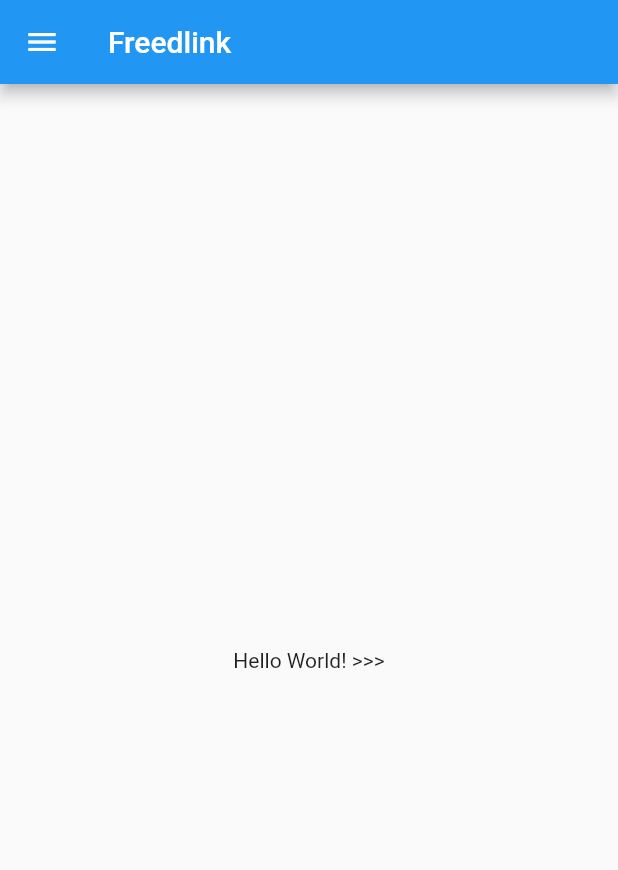
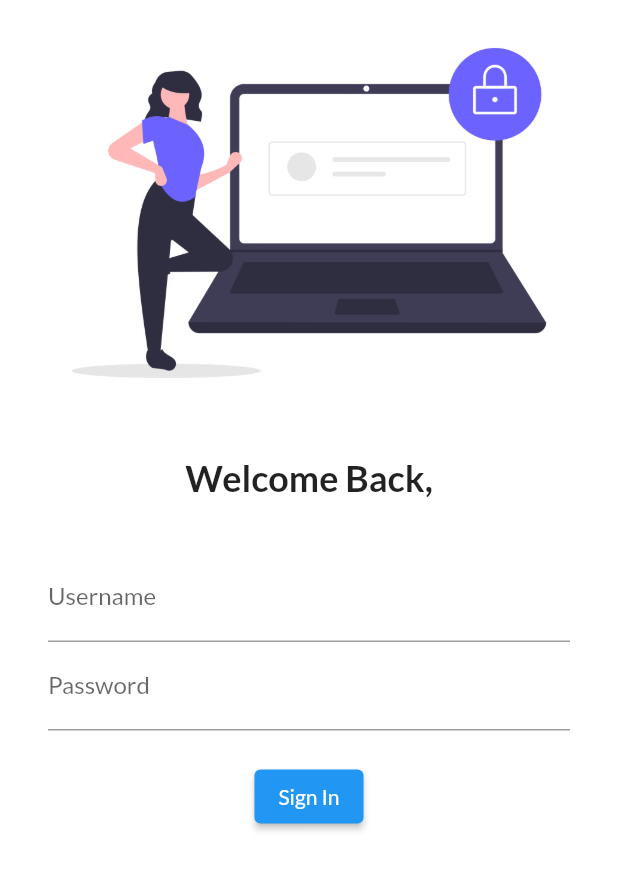
Before and after one commit to JeevanJoshi4434/flutter-dart, a Flutter app: the screen it shows after launch, on a phone screen of 412 x 824 dp. Shown: the top 870 px of the screen. Run offline on Flutter 3.47's test engine with Material 2 defaults, Android fonts, the light colour scheme and no system bars; our stand-ins replace google_fonts.

Commit message:
flutter login --- Input Field Explore and Button Functions and padding explore!!

```diff
--- a/lib/home_page.dart
+++ b/lib/Pages/home_page.dart
@@ -5,6 +5,7 @@ class HomePage extends StatelessWidget {
 
   @override
   Widget build(BuildContext context) {
+    String name = "Jeet";
     return Scaffold(
       appBar: AppBar(
         title: Text("Freedlink"),
@@ -14,7 +15,10 @@ class HomePage extends StatelessWidget {
           child: Text("Hello World! >>>"),
         ),
       ),
-      drawer: Drawer(),
+      drawer: Drawer(
+          child: Center(
+        child: Text("Welcome, ${name}"),
+      )),
     );
   }
 }
--- /dev/null
+++ b/lib/Pages/login_page.dart
@@ -0,0 +1,55 @@
+import 'package:flutter/material.dart';
+
+class LoginPage extends StatelessWidget {
+  @override
+  Widget build(BuildContext context) {
+    return Material(
+        color: Colors.white,
+        child: Column(
+          children: [
+            Image.asset("assets/images/loginUI.png", fit: BoxFit.cover),
+            SizedBox(
+              height: 20.0,
+              // child :Text("sda")
+            ),
+            Text(
+              "Welcome Back,",
+              style: TextStyle(
+                fontSize: 24,
+                fontWeight: FontWeight.bold,
+              ),
+            ),
+            SizedBox(
+              height: 20.0,
+            ),
+            Padding(
+              padding:
+                  const EdgeInsets.symmetric(vertical: 16.0, horizontal: 32.0),
+              child: Column(
+                children: [
+                  TextFormField(
+                    decoration: InputDecoration(
+                        hintText: "Enter username", labelText: "Username"),
+                  ),
+                  TextFormField(
+                    obscureText: true,
+                    decoration: InputDecoration(
+                        hintText: "Enter password", labelText: "Password"),
+                  ),
+                  SizedBox(
+                    height: 20.0,
+                  ),
+                  ElevatedButton(
+                    child: Text("Sign In"),
+                    style: TextButton.styleFrom(),
+                    onPressed: () {
+                      print("Hii Jeet");
+                    },
+                  )
+                ],
+              ),
+            )
+          ],
+        ));
+  }
+}
--- a/lib/main.dart
+++ b/lib/main.dart
@@ -1,5 +1,7 @@
 import "package:flutter/material.dart";
-import "package:flutter_application_tutrial/home_page.dart";
+import 'package:flutter_application_tutrial/Pages/home_page.dart';
+import 'package:flutter_application_tutrial/Pages/login_page.dart';
+import 'package:google_fonts/google_fonts.dart';
 
 void main() {
   runApp(MyApp());
@@ -10,6 +12,17 @@ class MyApp extends StatelessWidget {
 
   @override
   Widget build(BuildContext context) {
-    return MaterialApp(home: HomePage());
+    return MaterialApp(
+      themeMode: ThemeMode.light,
+      darkTheme: ThemeData(brightness: Brightness.dark),
+      theme: ThemeData(
+          primarySwatch: Colors.blue, textTheme: GoogleFonts.latoTextTheme()),
+      // initialRoute: "/home",
+      routes: {
+        "/": (context) => LoginPage(),
+        "/home": (context) => HomePage(),
+        "/login": (context) => LoginPage()
+      },
+    );
   }
 }
--- a/pubspec.yaml
+++ b/pubspec.yaml
@@ -35,6 +35,7 @@ dependencies:
   # The following adds the Cupertino Icons font to your application.
   # Use with the CupertinoIcons class for iOS style icons.
   cupertino_icons: ^1.0.2
+  google_fonts: ^4.0.3
 
 dev_dependencies:
   flutter_test:
@@ -59,8 +60,8 @@ flutter:
   uses-material-design: true
 
   # To add assets to your application, add an assets section, like this:
-  # assets:
-  #   - images/a_dot_burr.jpeg
+  assets:
+    - assets/images/
   #   - images/a_dot_ham.jpeg
 
   # An image asset can refer to one or more resolution-specific "variants", see
```
Also changed, not shown: assets/images/loginUI.png (added), pubspec.lock, 1 other file.
